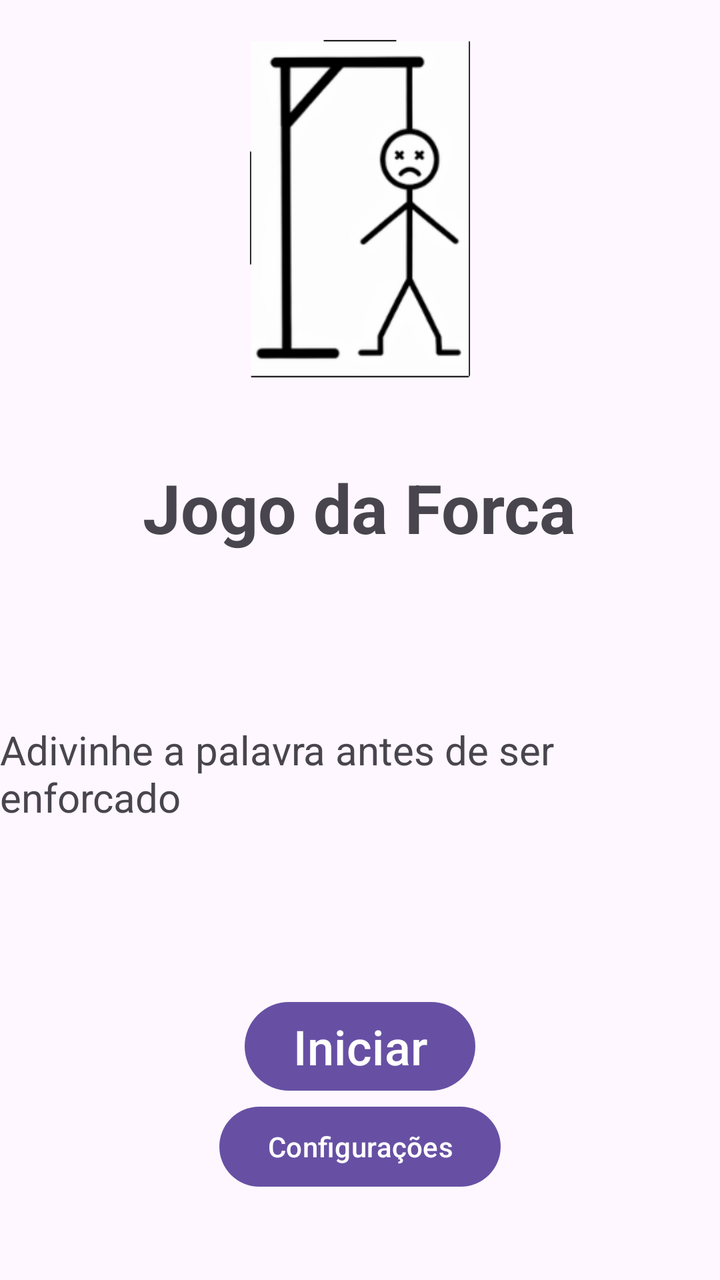
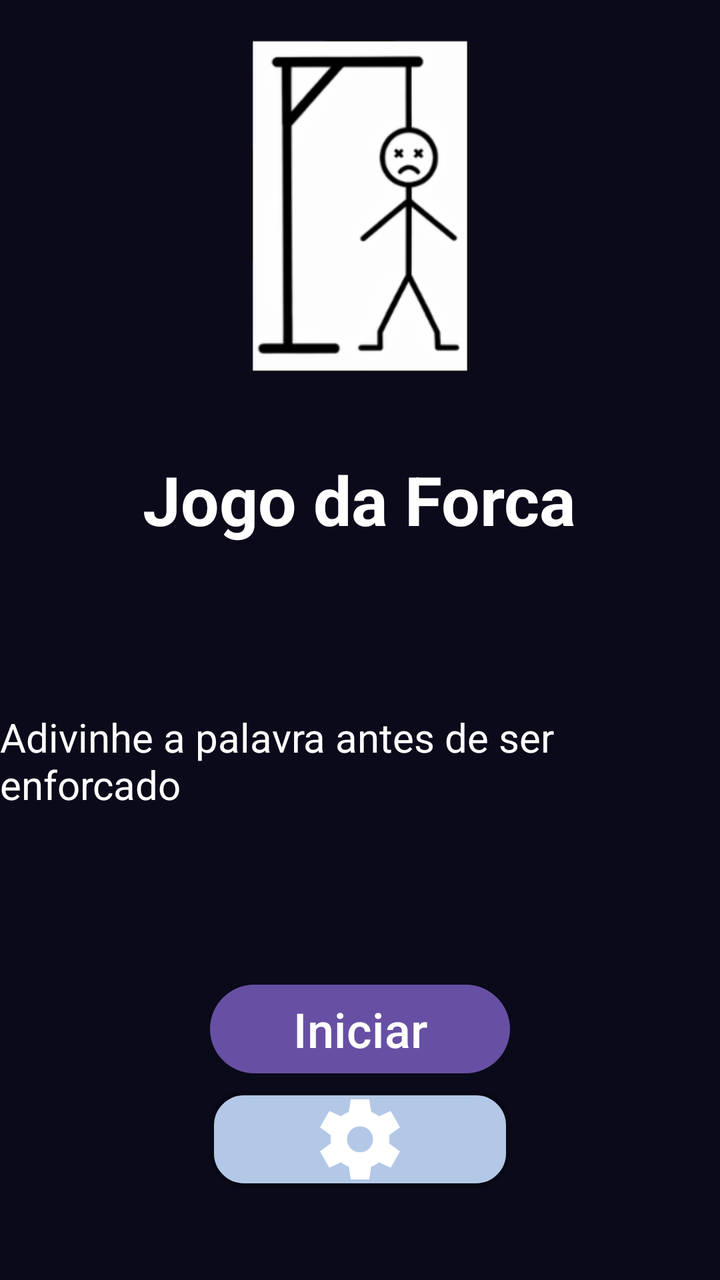

Compare the two renders of this Android layout. The source of the first and the diff that turns it into the second are given below.
<!-- AndroidManifest.xml: application theme Theme.Forca_Integrado -->
<!-- res/layout/activity_main.xml -->
<?xml version="1.0" encoding="utf-8"?>
<LinearLayout xmlns:android="http://schemas.android.com/apk/res/android"
    xmlns:app="http://schemas.android.com/apk/res-auto"
    xmlns:tools="http://schemas.android.com/tools"
    android:id="@+id/main"
    android:layout_width="match_parent"
    android:layout_height="match_parent"
    android:orientation="vertical"
    tools:context=".MainActivity">

    <LinearLayout
        android:layout_width="match_parent"
        android:layout_height="wrap_content"
        android:layout_weight="0.25"
        android:gravity="center"
        android:orientation="vertical">

        <ImageView
            android:id="@+id/imageView"
            android:layout_width="match_parent"
            android:layout_height="match_parent"
            android:layout_marginTop="20dp"
            app:srcCompat="@drawable/forca_10_9" />
    </LinearLayout>

    <LinearLayout
        android:layout_width="match_parent"
        android:layout_height="wrap_content"
        android:layout_weight="0.25"
        android:gravity="center"
        android:orientation="vertical">

        <TextView
            android:id="@+id/textView"
            android:layout_width="wrap_content"
            android:layout_height="wrap_content"
            android:text="Jogo da Forca"
            android:textSize="34sp"
            android:textStyle="bold" />
    </LinearLayout>

    <LinearLayout
        android:layout_width="match_parent"
        android:layout_height="wrap_content"
        android:layout_weight="0.25"
        android:gravity="center"
        android:orientation="vertical">

        <TextView
            android:id="@+id/textView2"
            android:layout_width="wrap_content"
            android:layout_height="wrap_content"
            android:text="Adivinhe a palavra antes de ser enforcado"
            android:textSize="20sp" />
    </LinearLayout>

    <LinearLayout
        android:layout_width="match_parent"
        android:layout_height="wrap_content"
        android:layout_weight="0.25"
        android:gravity="center"
        android:orientation="vertical">

        <Button
            android:id="@+id/button"
            android:layout_width="wrap_content"
            android:layout_height="wrap_content"
            android:text="Iniciar"
            android:textSize="24sp" />

        <Button
            android:id="@+id/button4"
            android:layout_width="wrap_content"
            android:layout_height="wrap_content"
            android:text="Configurações" />
    </LinearLayout>
</LinearLayout>
<!-- resources referenced by this layout -->
<resources>
  <!-- drawable forca_10_9: png bitmap (drawable-hdpi, 8832 bytes) -->
  <style name="Theme.Forca_Integrado" parent="Base.Theme.Forca_Integrado" />
  <style name="Base.Theme.Forca_Integrado" parent="Theme.Material3.DayNight.NoActionBar">
          
          
      </style>
</resources>

<!-- the commit's change to res/layout/activity_main.xml (unified diff, before → after) -->
@@ -5,6 +5,7 @@
     android:id="@+id/main"
     android:layout_width="match_parent"
     android:layout_height="match_parent"
+    android:background="#0A0A1A"
     android:orientation="vertical"
     tools:context=".MainActivity">
 
@@ -35,6 +36,7 @@
             android:layout_width="wrap_content"
             android:layout_height="wrap_content"
             android:text="Jogo da Forca"
+            android:textColor="#FFFFFF"
             android:textSize="34sp"
             android:textStyle="bold" />
     </LinearLayout>
@@ -51,6 +53,7 @@
             android:layout_width="wrap_content"
             android:layout_height="wrap_content"
             android:text="Adivinhe a palavra antes de ser enforcado"
+            android:textColor="#FFFFFF"
             android:textSize="20sp" />
     </LinearLayout>
 
@@ -63,15 +66,18 @@
 
         <Button
             android:id="@+id/button"
-            android:layout_width="wrap_content"
+            android:layout_width="150dp"
             android:layout_height="wrap_content"
             android:text="Iniciar"
             android:textSize="24sp" />
 
-        <Button
+        <ImageButton
             android:id="@+id/button4"
-            android:layout_width="wrap_content"
+            android:layout_width="150dp"
             android:layout_height="wrap_content"
-            android:text="Configurações" />
+            android:layout_margin="5dp"
+            android:background="@drawable/borda2"
+            android:tint="#FFFFFF"
+            app:srcCompat="@drawable/settings_48px" />
     </LinearLayout>
 </LinearLayout>
<!-- resource entries referenced after the edit -->
@@ -1,6 +1,29 @@
 <!-- resources referenced by this layout -->
 <resources>
+  <!-- drawable borda2 (drawable) -->
+  <?xml version="1.0" encoding="utf-8"?>
+  <shape xmlns:android="http://schemas.android.com/apk/res/android">
+          
+      <solid android:color="#b3c8e6"/>
+          
+      <corners android:radius="16dp"/>
+          
+      <stroke
+          android:width="2dp"
+          android:color="#080814"/>
+  </shape>
   <!-- drawable forca_10_9: png bitmap (drawable-hdpi, 8832 bytes) -->
+  <!-- drawable settings_48px (drawable) -->
+  <vector xmlns:android="http://schemas.android.com/apk/res/android"
+      android:width="48dp"
+      android:height="48dp"
+      android:viewportWidth="960"
+      android:viewportHeight="960"
+      android:tint="?attr/colorControlNormal">
+    <path
+        android:fillColor="@android:color/white"
+        android:pathData="M388,880L368,754Q349,747 328,735Q307,723 291,710L173,764L80,600L188,521Q186,512 185.5,500.5Q185,489 185,480Q185,471 185.5,459.5Q186,448 188,439L80,360L173,196L291,250Q307,237 328,225Q349,213 368,207L388,80L572,80L592,206Q611,213 632.5,224.5Q654,236 669,250L787,196L880,360L772,437Q774,447 774.5,458.5Q775,470 775,480Q775,490 774.5,501Q774,512 772,522L880,600L787,764L669,710Q653,723 632.5,735.5Q612,748 592,754L572,880L388,880ZM480,610Q534,610 572,572Q610,534 610,480Q610,426 572,388Q534,350 480,350Q426,350 388,388Q350,426 350,480Q350,534 388,572Q426,610 480,610Z"/>
+  </vector>
   <style name="Theme.Forca_Integrado" parent="Base.Theme.Forca_Integrado" />
   <style name="Base.Theme.Forca_Integrado" parent="Theme.Material3.DayNight.NoActionBar">
           
